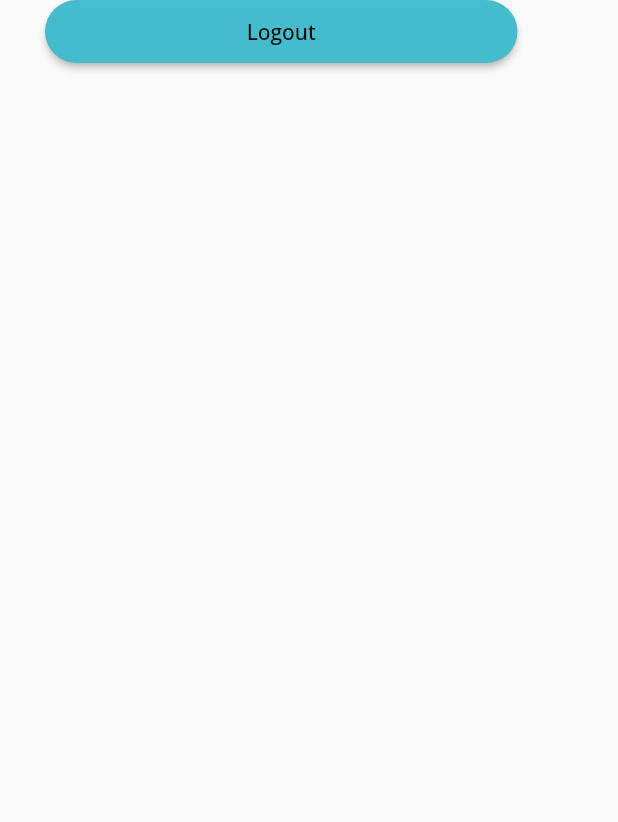
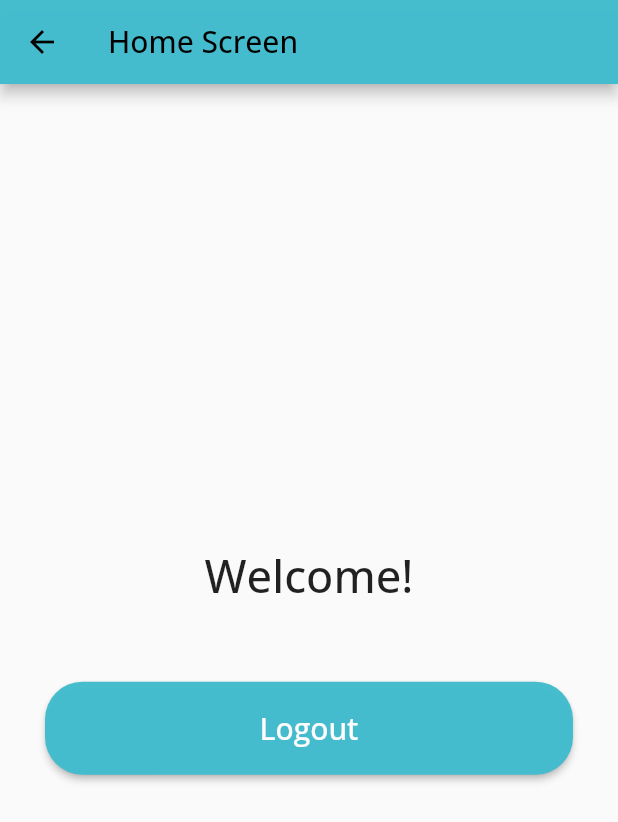
Before and after one commit to kaavya02/Volunteeraholic, a Flutter app: the HomeScreen screen opened directly, on a phone screen of 412 x 824 dp. Shown: the top 822 px of the screen. Run offline on Flutter 3.47's test engine with Material 2 defaults, Android fonts, the phone set to English and light mode, and no system bars; our stand-ins replace firebase_auth, firebase_core, google_fonts; accounts and stored records are empty.

Commit message:
first draft

```diff
--- a/lib/HomeScreen.dart
+++ b/lib/HomeScreen.dart
@@ -1,5 +1,6 @@
 import 'package:firebase_auth/firebase_auth.dart';
 import 'package:flutter/material.dart';
+import 'package:volunteeraholic/AppThemes.dart';
 import 'package:volunteeraholic/main.dart';
 
 class HomeScreen extends StatefulWidget {
@@ -13,12 +14,18 @@ class _HomeScreenState extends State<HomeScreen> {
   @override
   Widget build(BuildContext context) {
     return Scaffold(
+      appBar: AppBar(title: Text('Home Screen'),),
       body: Padding(
         padding: EdgeInsets.symmetric(horizontal: 30),
         child:
+          Column(
+            mainAxisAlignment: MainAxisAlignment.center,
+            children: [
+              Text('Welcome!', style: TextStyle(fontSize: 30),),
+              SizedBox(height: 50,),
               SizedBox(
-            height: 42,
-            width: 315,
+                height: 62,
+                width: 365,
                 child: ElevatedButton(onPressed: () {
                   FirebaseAuth
                       .instance
@@ -33,7 +40,7 @@ class _HomeScreenState extends State<HomeScreen> {
                   )
                 );
                 },
-              child: Text('Logout'),
+                  child: Text('Logout', style: TextStyle(fontSize: 20, color: white)),
                   style: ButtonStyle(
                       shape: MaterialStateProperty.all<RoundedRectangleBorder>(
                           RoundedRectangleBorder(
@@ -43,6 +50,8 @@ class _HomeScreenState extends State<HomeScreen> {
                   ),
                 ),
               ),
+            ],
+          ),
       ),
     );
   }
--- a/lib/StudentLogin.dart
+++ b/lib/StudentLogin.dart
@@ -38,6 +38,7 @@ class _StudentLoginState extends State<StudentLogin> {
               SizedBox(height: 20),
               SizedBox(
                 child: TextField(
+                  obscureText: true,
                   decoration: InputDecoration(
                     border: OutlineInputBorder(),
                     labelText: 'Password',
```
Lines whose indentation alone changed are shown as unchanged.
